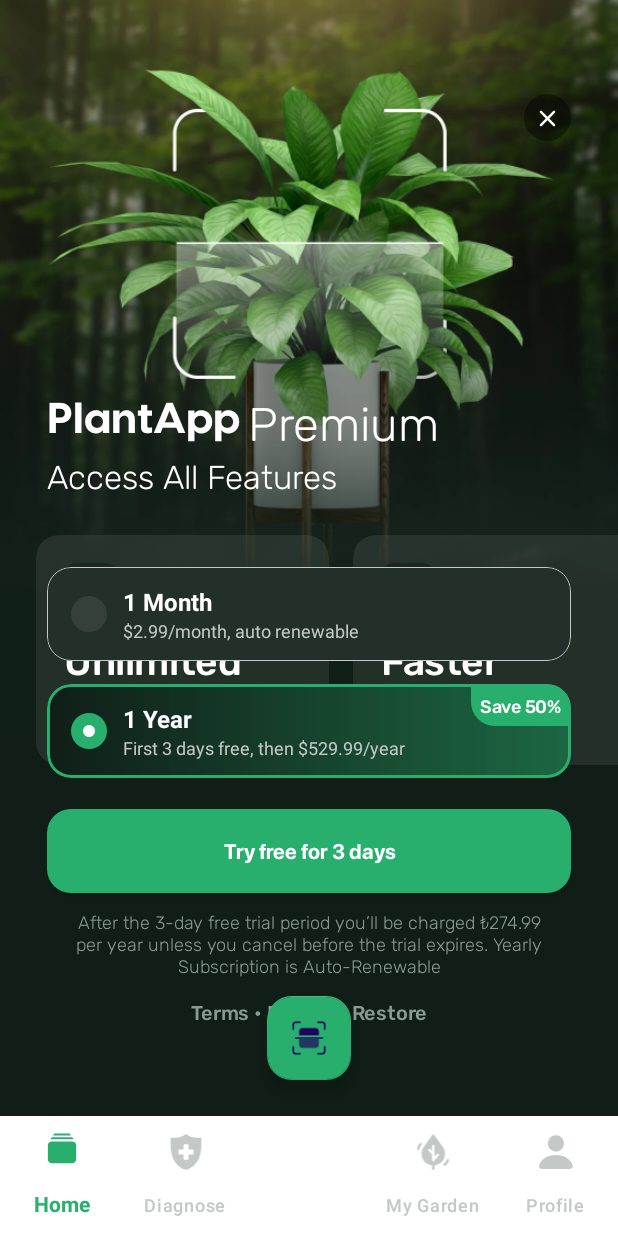
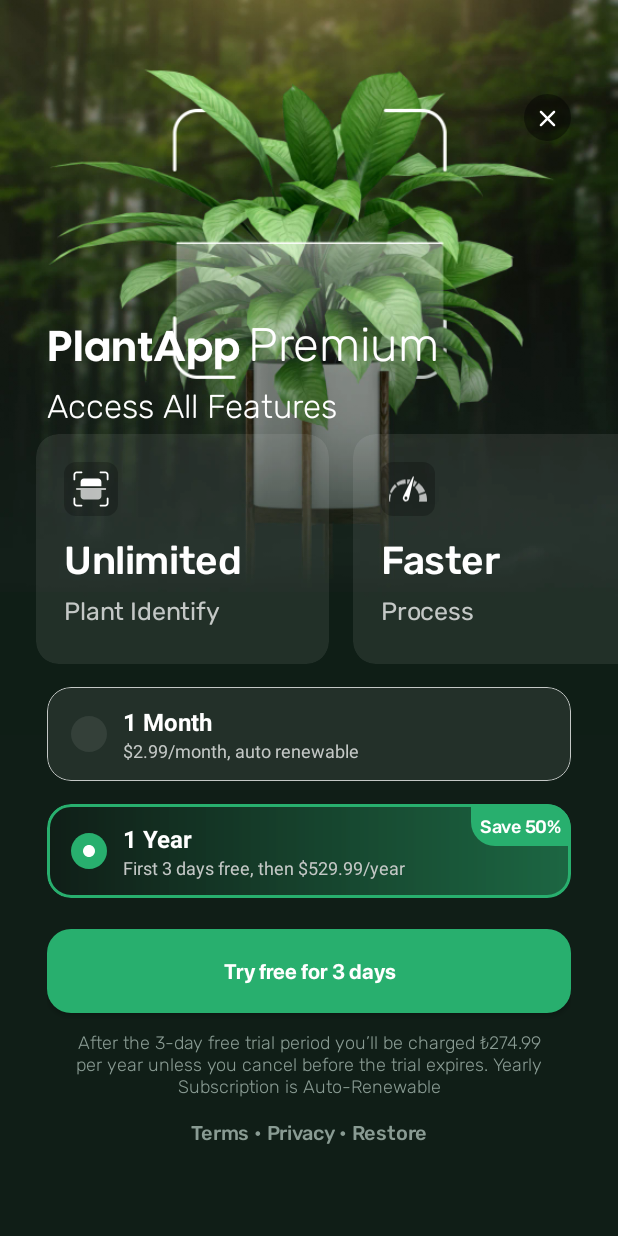
Before and after one commit to zeynepduyenli/HubX-Recruitment-Case, an Android app: the PaywallFragment screen opened through its navigation route, on a phone screen of 412 x 824 dp. Run offline under Robolectric (Android 15) with nearby library versions, the phone set to English and light mode, and no system bars; our stand-ins replace Dagger/Hilt's generated code, navigation-ui, sdp/ssp sizes.

Commit message:
feat(home): workaround on bottom-sheet visibility problem

```diff
--- a/app/src/main/java/com/zows/hubxrecruitmentcase/presentation/MainActivity.kt
+++ b/app/src/main/java/com/zows/hubxrecruitmentcase/presentation/MainActivity.kt
@@ -1,42 +1,48 @@
 package com.zows.hubxrecruitmentcase.presentation
 
 import android.os.Bundle
+import android.os.Handler
 import android.view.View
 import androidx.activity.enableEdgeToEdge
 import androidx.appcompat.app.AppCompatActivity
-import androidx.core.view.isVisible
-import androidx.fragment.app.Fragment
-import androidx.lifecycle.LiveData
-import androidx.lifecycle.MutableLiveData
+import androidx.core.os.postDelayed
 import androidx.navigation.NavController
-import androidx.navigation.Navigation
-import androidx.navigation.findNavController
+import androidx.navigation.fragment.NavHostFragment
 import androidx.navigation.ui.NavigationUI
-import com.google.android.material.bottomnavigation.BottomNavigationView
 import com.zows.hubxrecruitmentcase.R
 import com.zows.hubxrecruitmentcase.common.viewBinding
 import com.zows.hubxrecruitmentcase.databinding.ActivityMainBinding
-import com.zows.hubxrecruitmentcase.presentation.home.HomeFragment
-import com.zows.hubxrecruitmentcase.presentation.onboarding.OnboardingFragment
-import com.zows.hubxrecruitmentcase.presentation.paywall.PaywallFragment
 import dagger.hilt.android.AndroidEntryPoint
 
 @AndroidEntryPoint
 class MainActivity : AppCompatActivity() {
     private val binding by viewBinding(ActivityMainBinding::inflate)
 
-    private lateinit var navController: NavController
-
     override fun onCreate(savedInstanceState: Bundle?) {
         super.onCreate(savedInstanceState)
         enableEdgeToEdge()
         setContentView(binding.root)
 
-        binding.fragmentContainerView.post {
-            navController = findNavController(binding.fragmentContainerView.id)
-            navController.addOnDestinationChangedListener { _, destination, _ ->
-                binding.bottomNav.isVisible = destination.id != R.id.onBoardingFragment
-                binding.floatingActionButton.isVisible = destination.id != R.id.onBoardingFragment
+        val navHostFragment =
+            supportFragmentManager.findFragmentById(R.id.fragmentContainerView) as NavHostFragment
+        NavigationUI.setupWithNavController(binding.bottomNav, navHostFragment.navController)
+
+        navHostFragment.navController.addOnDestinationChangedListener { _, destination, _ ->
+            when (destination.id) {
+                R.id.onBoardingFragment -> {
+                    binding.bottomNav.visibility = View.GONE
+                    binding.floatingActionButton.hide()
+                }
+                R.id.paywallFragment -> {
+                    binding.bottomNav.visibility = View.GONE
+                    binding.floatingActionButton.hide()
+                }
+                else -> {
+                    Handler().postDelayed(500) {
+                        binding.bottomNav.visibility = View.VISIBLE
+                        binding.floatingActionButton.show()
+                    }
+                }
             }
         }
     }
--- a/app/src/main/java/com/zows/hubxrecruitmentcase/presentation/paywall/PaywallFragment.kt
+++ b/app/src/main/java/com/zows/hubxrecruitmentcase/presentation/paywall/PaywallFragment.kt
@@ -20,7 +20,7 @@
             ivClose.setOnClickListener {
                 findNavController().navigate(R.id.onBoardingToHome)
             }
-            val recyclerView = layoutPremium.premiumCards.recyclerViewPremiumCards
+            val recyclerView = recyclerViewPremiumCards
 
             val cardItems = listOf(
                 CardItem("Unlimited", "Plant Identify", R.drawable.ic_scanner),
@@ -34,8 +34,8 @@
             recyclerView.addItemDecoration(SpacingItemDecoration(space))
 
             val subscriptionButtons = listOf(
-                layoutPremium.btnSubscriptionRegular.cardRegularSubscription,
-                layoutPremium.btnSubscriptionHighlighted.cardHighlightedSubscription
+                btnSubscriptionRegular.cardRegularSubscription,
+                btnSubscriptionHighlighted.cardHighlightedSubscription
             )
 
             subscriptionButtons[1].isSelected = true
@@ -49,8 +49,8 @@
                                 otherCard.isSelected = false
                                 // Update the radio button image for the deselected card
                                 val otherRadioButton = when (otherIndex) {
-                                    0 -> layoutPremium.btnSubscriptionRegular.radioButton
-                                    1 -> layoutPremium.btnSubscriptionHighlighted.radioButton
+                                    0 -> btnSubscriptionRegular.radioButton
+                                    1 -> btnSubscriptionHighlighted.radioButton
                                     else -> null
                                 } ?: return@forEachIndexed
 
@@ -62,8 +62,8 @@
                         // Select the current card and update the radio button image
                         materialCardView.isSelected = true
                         val radioButton = when (index) {
-                            0 -> layoutPremium.btnSubscriptionRegular.radioButton
-                            1 -> layoutPremium.btnSubscriptionHighlighted.radioButton
+                            0 -> btnSubscriptionRegular.radioButton
+                            1 -> btnSubscriptionHighlighted.radioButton
                             else -> null
                         } ?: return@setOnClickListener
 
--- a/app/src/main/res/layout/fragment_paywall.xml
+++ b/app/src/main/res/layout/fragment_paywall.xml
@@ -8,35 +8,164 @@
     tools:context=".presentation.paywall.PaywallFragment">
 
     <ImageView
+        android:id="@+id/imageView"
         android:layout_width="match_parent"
         android:layout_height="wrap_content"
         android:contentDescription="@string/paywall_background_image"
+        android:scaleType="centerCrop"
         android:src="@drawable/paywall"
-        android:scaleType="centerCrop"
         app:layout_constraintEnd_toEndOf="parent"
         app:layout_constraintStart_toStartOf="parent"
         app:layout_constraintTop_toTopOf="parent"
-        tools:src="@drawable/paywall"/>
+        tools:src="@drawable/paywall" />
 
     <ImageView
         android:id="@+id/iv_close"
         android:layout_width="@dimen/_24sdp"
         android:layout_height="@dimen/_24sdp"
+        android:layout_marginTop="@dimen/_48sdp"
+        android:layout_marginEnd="@dimen/_24sdp"
+        android:clickable="true"
         android:contentDescription="@string/close_icon"
-        android:clickable="true"
         android:src="@drawable/ic_close"
-        android:layout_marginEnd="@dimen/_24sdp"
-        android:layout_marginTop="@dimen/_48sdp"
         app:layout_constraintEnd_toEndOf="parent"
         app:layout_constraintTop_toTopOf="parent" />
 
-    <include
-        android:id="@+id/layout_premium"
-        layout="@layout/layout_premium"
+    <androidx.constraintlayout.widget.ConstraintLayout
+        android:id="@+id/layout_title"
+        android:layout_width="match_parent"
+        android:layout_height="wrap_content"
+        app:layout_constraintStart_toStartOf="parent"
+        app:layout_constraintBottom_toTopOf="@+id/recyclerViewPremiumCards">
+
+        <androidx.appcompat.widget.AppCompatTextView
+            android:id="@+id/tv_name"
+            style="@style/ExtraBoldTitleTextAppearance"
+            android:layout_width="wrap_content"
+            android:layout_height="wrap_content"
+            android:layout_marginHorizontal="@dimen/_24sdp"
+            android:text="@string/plant_app"
+            android:textColor="@color/white"
+            app:layout_constraintStart_toStartOf="parent"
+            app:layout_constraintTop_toTopOf="parent" />
+
+        <androidx.appcompat.widget.AppCompatTextView
+            android:id="@+id/tv_premium"
+            style="@style/LightTitleTextAppearance"
+            android:layout_width="wrap_content"
+            android:layout_height="wrap_content"
+            android:layout_marginStart="@dimen/_4sdp"
+            android:text="@string/premium"
+            android:textColor="@color/white"
+            app:layout_constraintBottom_toBottomOf="@+id/tv_name"
+            app:layout_constraintStart_toEndOf="@id/tv_name"
+            app:layout_constraintTop_toTopOf="@+id/tv_name" />
+
+
+        <androidx.appcompat.widget.AppCompatTextView
+            android:id="@+id/tv_premium_desc"
+            style="@style/LightTitleTextAppearance"
+            android:layout_width="0dp"
+            android:layout_height="wrap_content"
+            android:layout_marginHorizontal="@dimen/_24sdp"
+            android:text="@string/premium_desc"
+            android:textColor="@color/white"
+            android:textSize="@dimen/_17ssp"
+            app:layout_constraintTop_toBottomOf="@+id/tv_premium"
+            app:layout_constraintEnd_toEndOf="parent"
+            app:layout_constraintStart_toStartOf="parent" />
+
+    </androidx.constraintlayout.widget.ConstraintLayout>
+
+    <androidx.recyclerview.widget.RecyclerView
+        android:id="@+id/recyclerViewPremiumCards"
+        android:layout_width="match_parent"
+        android:layout_height="wrap_content"
+        android:layout_marginTop="@dimen/_4sdp"
+        android:orientation="horizontal"
+        app:layoutManager="androidx.recyclerview.widget.LinearLayoutManager"
+        app:layout_constraintBottom_toTopOf="@+id/layout_offers"
         app:layout_constraintEnd_toEndOf="parent"
-        app:layout_constraintStart_toStartOf="parent"
-        app:layout_constraintTop_toTopOf="parent" />
+        app:layout_constraintStart_toStartOf="@id/layout_title"
+        tools:listitem="@layout/layout_card_item" />
 
+    <LinearLayout
+        android:id="@+id/layout_offers"
+        android:layout_width="match_parent"
+        android:layout_height="wrap_content"
+        android:layout_marginHorizontal="@dimen/_24sdp"
+        android:orientation="vertical"
+        app:layout_constraintBottom_toBottomOf="parent"
+        app:layout_constraintEnd_toEndOf="parent"
+        app:layout_constraintStart_toStartOf="parent">
+
+        <Space
+            android:layout_width="match_parent"
+            android:layout_height="@dimen/_12sdp" />
+
+        <include
+            android:id="@+id/btn_subscription_regular"
+            layout="@layout/button_subscription_regular"
+            android:layout_width="match_parent"
+            android:layout_height="wrap_content" />
+
+        <Space
+            android:layout_width="match_parent"
+            android:layout_height="@dimen/_12sdp" />
+
+        <include
+            android:id="@+id/btn_subscription_highlighted"
+            layout="@layout/button_subscription_highlighted"
+            android:layout_width="match_parent"
+            android:layout_height="wrap_content" />
+
+        <Space
+            android:layout_width="match_parent"
+            android:layout_height="@dimen/_16sdp" />
+
+        <androidx.appcompat.widget.AppCompatButton
+            android:id="@+id/btn_next"
+            style="@style/OnboardingPrimaryButtonStyle"
+            android:layout_width="match_parent"
+            android:layout_height="wrap_content"
+            android:text="@string/onboarding_trial_button"
+            app:layout_constraintBottom_toBottomOf="parent"
+            app:layout_constraintEnd_toEndOf="parent"
+            app:layout_constraintStart_toStartOf="parent"
+            app:layout_constraintTop_toTopOf="parent" />
+
+        <Space
+            android:layout_width="match_parent"
+            android:layout_height="@dimen/_8sdp" />
+
+        <TextView
+            android:id="@+id/tv_charge_note"
+            style="@style/LightTitleTextAppearance"
+            android:layout_width="match_parent"
+            android:layout_height="wrap_content"
+            android:text="@string/premium_charge_note"
+            android:textAlignment="center"
+            android:textColor="@color/pastel_green"
+            android:textSize="@dimen/_9ssp" />
+
+        <Space
+            android:layout_width="match_parent"
+            android:layout_height="@dimen/_8sdp" />
+
+        <TextView
+            android:id="@+id/tv_charge_footer"
+            style="@style/MediumTitleTextAppearance"
+            android:layout_width="match_parent"
+            android:layout_height="wrap_content"
+            android:text="@string/premium_footer"
+            android:textAlignment="center"
+            android:textColor="@color/pastel_green"
+            android:textSize="@dimen/_10ssp" />
+
+        <Space
+            android:layout_width="match_parent"
+            android:layout_height="@dimen/_44sdp" />
+    </LinearLayout>
 
 
 </androidx.constraintlayout.widget.ConstraintLayout>
--- a/app/src/main/res/layout/layout_premium.xml
+++ /dev/null
@@ -1,137 +0,0 @@
-<?xml version="1.0" encoding="utf-8"?>
-<androidx.constraintlayout.widget.ConstraintLayout xmlns:android="http://schemas.android.com/apk/res/android"
-    xmlns:app="http://schemas.android.com/apk/res-auto"
-    android:id="@+id/cl_premium"
-    android:layout_width="match_parent"
-    android:layout_height="match_parent"
-    android:layout_marginTop="@dimen/_200sdp">
-
-    <androidx.appcompat.widget.AppCompatTextView
-        android:id="@+id/tv_name"
-        style="@style/ExtraBoldTitleTextAppearance"
-        android:layout_width="wrap_content"
-        android:layout_height="wrap_content"
-        android:layout_marginHorizontal="@dimen/_24sdp"
-        android:text="@string/plant_app"
-        android:textColor="@color/white"
-        app:layout_constraintBottom_toTopOf="@id/tv_premium_desc"
-        app:layout_constraintStart_toStartOf="parent"
-        app:layout_constraintTop_toTopOf="parent" />
-
-    <androidx.appcompat.widget.AppCompatTextView
-        android:id="@+id/tv_premium"
-        style="@style/LightTitleTextAppearance"
-        android:layout_width="wrap_content"
-        android:layout_height="wrap_content"
-        android:layout_marginStart="@dimen/_4sdp"
-        android:layout_marginTop="@dimen/_4sdp"
-        android:text="@string/premium"
-        android:textColor="@color/white"
-        app:layout_constraintBottom_toTopOf="@id/tv_premium_desc"
-        app:layout_constraintStart_toEndOf="@id/tv_name"
-        app:layout_constraintTop_toTopOf="@+id/tv_name" />
-
-    <androidx.appcompat.widget.AppCompatTextView
-        android:id="@+id/tv_premium_desc"
-        style="@style/LightTitleTextAppearance"
-        android:layout_width="0dp"
-        android:layout_height="wrap_content"
-        android:layout_marginTop="@dimen/_4sdp"
-        android:text="@string/premium_desc"
-        android:textColor="@color/white"
-        android:textSize="@dimen/_17ssp"
-        app:layout_constraintEnd_toEndOf="@id/tv_premium"
-        app:layout_constraintStart_toStartOf="@id/tv_name"
-        app:layout_constraintTop_toBottomOf="@+id/tv_name" />
-
-    <include
-        android:id="@+id/premium_cards"
-        layout="@layout/layout_premium_cards"
-        android:layout_width="match_parent"
-        android:layout_height="wrap_content"
-        app:layout_constraintEnd_toEndOf="parent"
-        app:layout_constraintStart_toStartOf="parent"
-        app:layout_constraintTop_toBottomOf="@id/tv_premium_desc" />
-
-
-    <LinearLayout
-        android:layout_width="match_parent"
-        android:layout_height="wrap_content"
-        android:layout_marginHorizontal="@dimen/_24sdp"
-        android:orientation="vertical"
-        app:layout_constraintBottom_toBottomOf="parent"
-        app:layout_constraintEnd_toEndOf="parent"
-        app:layout_constraintStart_toStartOf="parent"
-        app:layout_constraintTop_toBottomOf="@id/premium_cards"
-        app:layout_constraintVertical_bias="1.0">
-
-        <Space
-            android:layout_width="match_parent"
-            android:layout_height="@dimen/_12sdp" />
-
-        <include
-            android:id="@+id/btn_subscription_regular"
-            layout="@layout/button_subscription_regular"
-            android:layout_width="match_parent"
-            android:layout_height="wrap_content" />
-
-        <Space
-            android:layout_width="match_parent"
-            android:layout_height="@dimen/_12sdp" />
-
-        <include
-            android:id="@+id/btn_subscription_highlighted"
-            layout="@layout/button_subscription_highlighted"
-            android:layout_width="match_parent"
-            android:layout_height="wrap_content" />
-
-        <Space
-            android:layout_width="match_parent"
-            android:layout_height="@dimen/_16sdp" />
-
-        <androidx.appcompat.widget.AppCompatButton
-            android:id="@+id/btn_next"
-            style="@style/OnboardingPrimaryButtonStyle"
-            android:layout_width="match_parent"
-            android:layout_height="wrap_content"
-            android:text="@string/onboarding_trial_button"
-            app:layout_constraintBottom_toBottomOf="parent"
-            app:layout_constraintEnd_toEndOf="parent"
-            app:layout_constraintStart_toStartOf="parent"
-            app:layout_constraintTop_toTopOf="parent" />
-
-        <Space
-            android:layout_width="match_parent"
-            android:layout_height="@dimen/_8sdp" />
-
-        <TextView
-            android:id="@+id/tv_charge_note"
-            style="@style/LightTitleTextAppearance"
-            android:layout_width="match_parent"
-            android:layout_height="wrap_content"
-            android:text="@string/premium_charge_note"
-            android:textAlignment="center"
-            android:textColor="@color/pastel_green"
-            android:textSize="@dimen/_9ssp" />
-
-        <Space
-            android:layout_width="match_parent"
-            android:layout_height="@dimen/_8sdp" />
-
-        <TextView
-            android:id="@+id/tv_charge_footer"
-            style="@style/MediumTitleTextAppearance"
-            android:layout_width="match_parent"
-            android:layout_height="wrap_content"
-            android:text="@string/premium_footer"
-            android:textAlignment="center"
-            android:textColor="@color/pastel_green"
-            android:textSize="@dimen/_10ssp" />
-
-        <Space
-            android:layout_width="match_parent"
-            android:layout_height="@dimen/_44sdp" />
-    </LinearLayout>
-
-
-</androidx.constraintlayout.widget.ConstraintLayout>
--- a/app/src/main/res/layout/layout_premium_cards.xml
+++ /dev/null
@@ -1,17 +0,0 @@
-<?xml version="1.0" encoding="utf-8"?>
-<LinearLayout xmlns:android="http://schemas.android.com/apk/res/android"
-    xmlns:app="http://schemas.android.com/apk/res-auto"
-    android:layout_width="match_parent"
-    android:layout_height="match_parent"
-    android:clipToPadding="true"
-    android:orientation="horizontal">
-
-    <androidx.recyclerview.widget.RecyclerView
-        android:id="@+id/recyclerViewPremiumCards"
-        android:layout_width="match_parent"
-        android:layout_height="wrap_content"
-        android:layout_marginTop="20dp"
-        android:fillViewport="true"
-        android:orientation="horizontal"
-        app:layoutManager="androidx.recyclerview.widget.LinearLayoutManager" />
-</LinearLayout>
```
